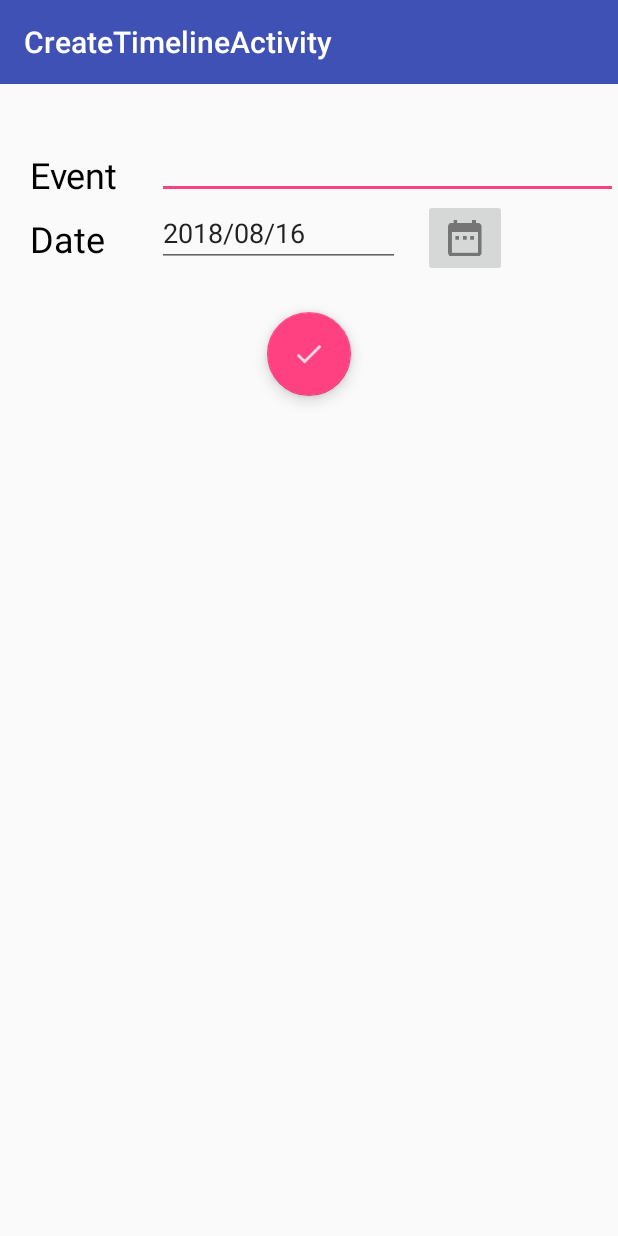
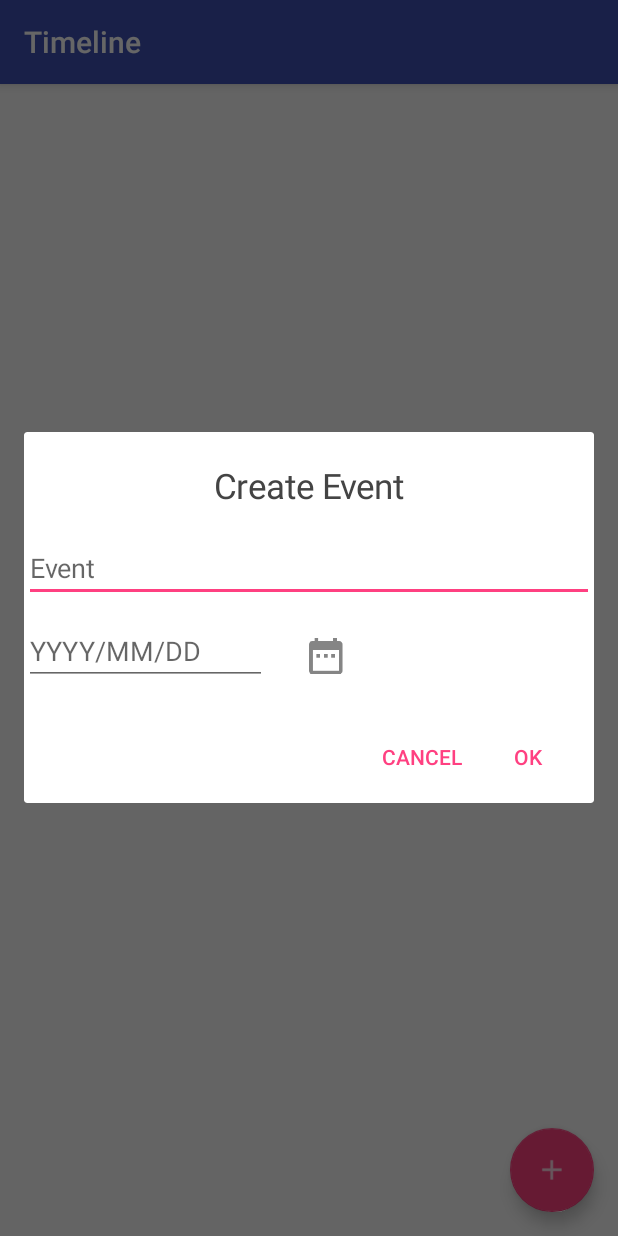
Before and after one commit to venkatesh6114/Timeline, an Android app: the screen it shows after launch (CreateTimelineActivity before the commit, MainActivity after it), after a tap on an icon or button, on a phone screen of 412 x 824 dp. Run offline under Robolectric (Android 15) with nearby library versions, the phone set to English and light mode, and no system bars.

Commit message:
create event modified from activity to AlertDialog, MultiEvent on a siingle day feature addded

```diff
--- a/app/src/main/java/com/example/venki/timeline/CreateTimelineActivity.java
+++ b/app/src/main/java/com/example/venki/timeline/CreateTimelineActivity.java
@@ -1,5 +1,6 @@
 package com.example.venki.timeline;
 
+import android.app.Activity;
 import android.app.DatePickerDialog;
 import android.content.ContentValues;
 import android.content.Intent;
@@ -19,7 +20,7 @@ import android.widget.Toast;
 
 import java.util.Calendar;
 
-public class CreateTimelineActivity extends AppCompatActivity {
+public class CreateTimelineActivity extends Activity {
 
     private EditText date;
     private EditText event;
@@ -32,9 +33,9 @@ public class CreateTimelineActivity extends AppCompatActivity {
     protected void onCreate(Bundle savedInstanceState) {
         super.onCreate(savedInstanceState);
         setContentView(R.layout.activity_create_timeline);
-        Toolbar toolbar = (Toolbar) findViewById(R.id.toolbar2);
+    /*    Toolbar toolbar = (Toolbar) findViewById(R.id.toolbar2);
         setSupportActionBar(toolbar);
-        calendar = Calendar.getInstance();
+      */  calendar = Calendar.getInstance();
 
         event = findViewById(R.id.event_value);
         date = findViewById(R.id.date_editText);
@@ -57,7 +58,7 @@ public class CreateTimelineActivity extends AppCompatActivity {
             }
         });
 
-        sucessButton = (ImageButton)findViewById(R.id.sucess_button);
+/*        sucessButton = (ImageButton)findViewById(R.id.sucess_button);
         sucessButton.setOnClickListener(new View.OnClickListener() {
             @Override
             public void onClick(View view) {
@@ -73,7 +74,7 @@ public class CreateTimelineActivity extends AppCompatActivity {
                 }
             }
         });
-
+*/
     }
 
     public void setDate(View view){
--- /dev/null
+++ b/app/src/main/java/com/example/venki/timeline/InputEventDialog.java
@@ -0,0 +1,124 @@
+package com.example.venki.timeline;
+
+import android.app.AlertDialog;
+import android.app.DatePickerDialog;
+import android.app.Dialog;
+import android.app.UiAutomation;
+import android.content.Context;
+import android.content.DialogInterface;
+import android.graphics.Color;
+import android.os.Bundle;
+import android.support.annotation.Nullable;
+import android.support.v7.app.AppCompatDialogFragment;
+import android.util.Log;
+import android.view.Gravity;
+import android.view.LayoutInflater;
+import android.view.View;
+import android.widget.DatePicker;
+import android.widget.EditText;
+import android.widget.ImageButton;
+import android.widget.TextView;
+import android.widget.Toast;
+
+import java.util.Calendar;
+
+public class InputEventDialog extends AppCompatDialogFragment {
+
+    private EditText event_textField;
+    private EditText date_textField;
+    private Calendar calendar;
+    private ImageButton datePicker;
+    private InputEventDialogInterface inputEventDialogInterface;
+
+    @Override
+    public Dialog onCreateDialog(Bundle savedInstanceState) {
+        Log.e("Timeline","onCreateDialog(bundle)");
+        AlertDialog.Builder builder = new AlertDialog.Builder(getActivity());
+
+        LayoutInflater layoutInflater = getActivity().getLayoutInflater();
+        View view = layoutInflater.inflate(R.layout.activity_create_timeline,null);
+
+        event_textField = view.findViewById(R.id.event_value);
+        date_textField = view.findViewById(R.id.date_editText);
+        datePicker = view.findViewById(R.id.imageButton);
+
+        calendar = Calendar.getInstance();
+
+        date_textField.setOnClickListener(new View.OnClickListener() {
+            @Override
+            public void onClick(View view) {
+                setDate();
+            }
+        });
+
+        datePicker.setOnClickListener(new View.OnClickListener() {
+            @Override
+            public void onClick(View view) {
+                setDate();
+            }
+        });
+
+        TextView title = new TextView(getContext());
+        title.setGravity(Gravity.CENTER);
+        title.setText("Create Event");
+        title.setPadding(10,30,10,10);
+        title.setTextSize(23);
+        title.setTextColor(Color.DKGRAY);
+
+        builder.setView(view)
+                .setCustomTitle(title)
+                .setPositiveButton("Ok", new DialogInterface.OnClickListener() {
+                    @Override
+                    public void onClick(DialogInterface dialogInterface, int i) {
+                        String event_name = event_textField.getText().toString();
+                        String date = date_textField.getText().toString();
+                        inputEventDialogInterface.attachTexts(date,event_name);
+                        //Toast.makeText(getContext(),"Positive button",Toast.LENGTH_LONG).show();
+                    }
+                })
+                .setNegativeButton("Cancel", new DialogInterface.OnClickListener() {
+                    @Override
+                    public void onClick(DialogInterface dialogInterface, int i) {
+                        Toast.makeText(getContext(),"Negative button",Toast.LENGTH_LONG).show();
+                    }
+                });
+
+        return builder.create();
+    }
+
+    @Override
+    public void onAttach(Context context) {
+        super.onAttach(context);
+        try {
+            inputEventDialogInterface = (InputEventDialogInterface) context;
+        } catch(Exception e){
+            e.printStackTrace();
+        }
+    }
+
+    private void setDate(){
+        new DatePickerDialog(getContext(),date_range_listener,
+                calendar.get(Calendar.YEAR),
+                calendar.get(Calendar.MONTH),
+                calendar.get(Calendar.DAY_OF_MONTH)).show();
+    }
+
+    private String doubleDigit(int a){
+        return (a<10)?("0"+a):(""+a);
+    }
+
+    private DatePickerDialog.OnDateSetListener date_range_listener = new DatePickerDialog.OnDateSetListener() {
+        @Override
+        public void onDateSet(DatePicker datePicker, int i, int i1, int i2) {
+            date_textField.setText(new StringBuilder()
+                            .append(i)
+                            .append("/").append(doubleDigit(i1+1))
+                            .append("/").append(doubleDigit(i2)));
+        }
+    };
+
+    protected interface InputEventDialogInterface{
+        void attachTexts(String date,String event);
+    }
+
+}
--- a/app/src/main/java/com/example/venki/timeline/MainActivity.java
+++ b/app/src/main/java/com/example/venki/timeline/MainActivity.java
@@ -22,7 +22,7 @@ import android.widget.ListView;
 import android.widget.Toast;
 //import android.widget.Toolbar;
 
-public class MainActivity extends AppCompatActivity {
+public class MainActivity extends AppCompatActivity implements  InputEventDialog.InputEventDialogInterface {
 
     static final int CREATE_EVENT=100;
     private String TAG="Timeline";
@@ -40,12 +40,17 @@ public class MainActivity extends AppCompatActivity {
         toolbar = (Toolbar) findViewById(R.id.toolbar);
         setSupportActionBar(toolbar);
 
+
         FloatingActionButton fab = (FloatingActionButton) findViewById(R.id.fab);
         fab.setOnClickListener(new View.OnClickListener() {
             @Override
             public void onClick(View view) {
+                /*
                 Intent i = new Intent(MainActivity.this,CreateTimelineActivity.class);
                 startActivityForResult(i,CREATE_EVENT);
+                */
+                InputEventDialog inputEventDialog = new InputEventDialog();
+                inputEventDialog.show(getSupportFragmentManager(),"input event dialog");
             }
         });
 
@@ -59,32 +64,39 @@ public class MainActivity extends AppCompatActivity {
 
         databaseHelper = new EventDatabaseHelper(this);
 
+        new Handler().post(new Runnable() {
+            @Override
+            public void run() {
+                cursorAdapter = new TodoCursorAdapter(MainActivity.this,databaseHelper.getAllEvent());
+                listView.setAdapter(cursorAdapter);
+            }
+        });
+
+    }
+
+    @Override
+    public void attachTexts(String date, String event) {
+        Log.e(TAG,"date:"+date);
+        Log.e(TAG,"event:"+event);
+        databaseHelper.insertData(date,event);
+        cursorAdapter.swapCursor(databaseHelper.getAllEvent());
+ //        cursorAdapter.notifyDataSetChanged();
+    }
+
+    @Override
+    protected void onResume() {
+        Log.e(TAG,"onResume");
 /*        new Handler().post(new Runnable() {
             @Override
             public void run() {
                 cursorAdapter = new TodoCursorAdapter(MainActivity.this,databaseHelper.getData());
                 listView.setAdapter(cursorAdapter);
             }
-        });
-        */
-    }
-
-
-
-    @Override
-    protected void onResume() {
-        Log.e(TAG,"onResume");
-        new Handler().post(new Runnable() {
-            @Override
-            public void run() {
-                cursorAdapter = new TodoCursorAdapter(MainActivity.this,databaseHelper.getData());
-                listView.setAdapter(cursorAdapter);
-            }
-        });
+        });*/
         super.onResume();
     }
 
-    @Override
+/*    @Override
     protected void onActivityResult(int requestCode, int resultCode, Intent data) {
         Log.e(TAG,"onActivityForResult");
         if(requestCode == CREATE_EVENT && resultCode == RESULT_OK) {
@@ -93,7 +105,7 @@ public class MainActivity extends AppCompatActivity {
         }
         super.onActivityResult(requestCode, resultCode, data);
     }
-
+*/
     @Override
     public boolean onCreateOptionsMenu(Menu menu) {
         // Inflate the menu; this adds items to the action bar if it is present.
--- a/app/src/main/java/com/example/venki/timeline/TodoCursorAdapter.java
+++ b/app/src/main/java/com/example/venki/timeline/TodoCursorAdapter.java
@@ -26,7 +26,5 @@ public class TodoCursorAdapter extends CursorAdapter {
         TextView events = view.findViewById(R.id.list_events);
         event_date.setText(cursor.getString(cursor.getColumnIndex(cursor.getColumnName(1))));
         events.setText(cursor.getString(cursor.getColumnIndex(cursor.getColumnName(2))));
-        Log.e("Timeline:date",cursor.getString(cursor.getColumnIndex(cursor.getColumnName(1))));
-        Log.e("Timeline:event",cursor.getString(cursor.getColumnIndex(cursor.getColumnName(2))));
     }
 }
--- a/app/src/main/res/layout/activity_create_timeline.xml
+++ b/app/src/main/res/layout/activity_create_timeline.xml
@@ -7,82 +7,40 @@
     tools:context=".CreateTimelineActivity">
 
 
-    <android.support.v7.widget.Toolbar
-        android:id="@+id/toolbar2"
-        android:layout_width="match_parent"
-        android:layout_height="wrap_content"
-        android:layout_weight="1"
-        android:background="?attr/colorPrimary"
-        android:minHeight="?attr/actionBarSize"
-        android:theme="?attr/actionBarTheme"
-        android:visibility="visible" />
-
-    <TextView
-        android:id="@+id/event"
-        android:layout_width="wrap_content"
-        android:layout_height="wrap_content"
-        android:layout_marginLeft="20dp"
-        android:layout_marginTop="100dp"
-        android:layout_weight="1"
-        android:text="Event "
-        android:textColor="@android:color/black"
-        android:textSize="24sp" />
-
     <EditText
         android:id="@+id/event_value"
-        android:layout_alignBottom="@id/event"
-        android:layout_toRightOf="@id/event"
-        android:layout_marginLeft="20dp"
+        android:layout_marginTop="10dp"
         android:layout_width="match_parent"
         android:layout_height="wrap_content"
         android:ems="30"
         android:singleLine="true"
-        app:layout_constraintStart_toEndOf="@+id/event"
-        app:layout_constraintTop_toTopOf="@+id/event" />
-
-    <TextView
-        android:id="@+id/date"
-        android:layout_width="wrap_content"
-        android:layout_height="wrap_content"
-        android:layout_below="@id/event"
-        android:layout_alignLeft="@id/event"
-        android:layout_marginTop="10dp"
-        android:layout_weight="1"
-        android:text="Date "
-        android:textColor="@android:color/black"
-        android:textSize="24sp" />
+        android:hint="Event"
+/>
 
     <EditText
         android:id="@+id/date_editText"
         android:layout_width="162dp"
         android:layout_height="wrap_content"
         android:layout_alignLeft="@+id/event_value"
-        android:layout_below="@+id/event"
+        android:layout_below="@+id/event_value"
+        android:layout_marginTop="10dp"
+        android:digits="10"
         android:ems="10"
         android:focusable="false"
-        android:hint="dd/mm/yyyy"
+        android:hint="YYYY/MM/DD"
         android:inputType="date" />
 
     <ImageButton
         android:id="@+id/imageButton"
         android:layout_width="wrap_content"
         android:layout_height="wrap_content"
-        android:layout_below="@+id/event"
+        android:layout_below="@id/event_value"
+        android:layout_marginLeft="3dp"
         android:layout_toRightOf="@id/date_editText"
-        android:layout_marginLeft="15dp"
+        android:background="@android:color/transparent"
         android:onClick="setDate"
+        android:padding="20dp"
         app:srcCompat="@drawable/date_range" />
-
-    <android.support.design.widget.FloatingActionButton
-        android:id="@+id/sucess_button"
-        android:layout_width="wrap_content"
-        android:layout_height="wrap_content"
-        android:layout_alignParentTop="true"
-        android:layout_centerHorizontal="true"
-        android:layout_marginTop="208dp"
-        android:clickable="true"
-        app:srcCompat="@drawable/done" />
-
 
 
 </RelativeLayout>
--- a/app/src/main/res/layout/activity_main.xml
+++ b/app/src/main/res/layout/activity_main.xml
@@ -26,19 +26,22 @@
 <!--    <include layout="@layout/content_main"/>
 -->
 
-    <android.support.v4.widget.NestedScrollView
+<!--    <android.support.v4.widget.NestedScrollView
         android:layout_width="match_parent"
         android:layout_height="match_parent"
-        android:fillViewport="true">
-
+        android:fillViewport="true"
+        >
+-->
         <ListView
             android:id="@+id/event_listview"
             android:layout_width="match_parent"
             android:layout_height="wrap_content"
             android:layout_marginTop="?attr/actionBarSize"
-            android:layout_weight="1" />
+            android:layout_weight="1"
+            android:scrollbars="vertical"
+            />
 
-    </android.support.v4.widget.NestedScrollView>
+<!--    </android.support.v4.widget.NestedScrollView> -->
 
 
     <android.support.design.widget.FloatingActionButton
```
Also changed, not shown: app/src/main/AndroidManifest.xml (+5 -2 lines), app/src/main/java/com/example/venki/timeline/EventDatabaseHelper.java (+30 -6 lines).
